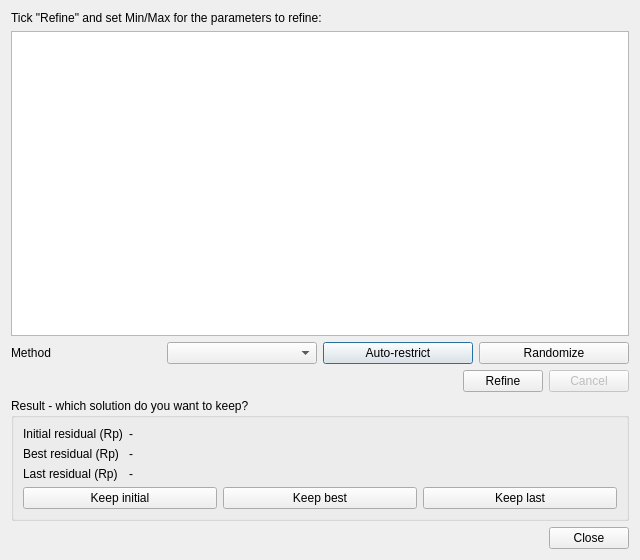
Parthasarathi-Ghosh/MudLab2, file src/mudlab/ui/refinement.ui: the form before one commit.
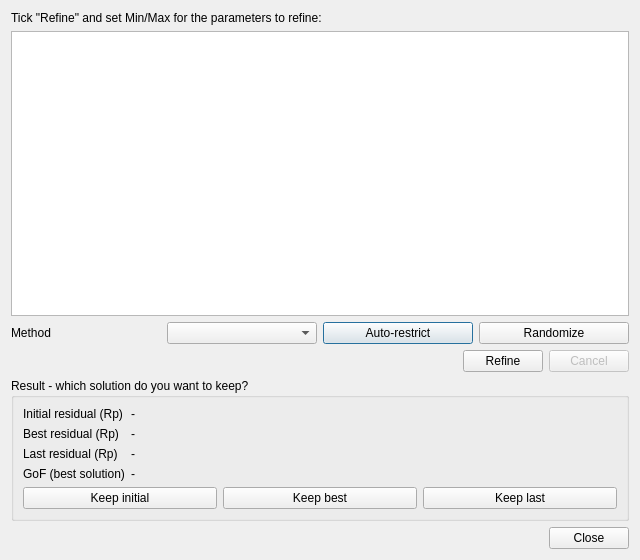
The form after the commit.

Commit message: Add GoF (best solution) readout to the Refinement window; note deferred cache

Patch:
```diff
--- a/src/mudlab/ui/refinement.ui
+++ b/src/mudlab/ui/refinement.ui
@@ -165,6 +165,23 @@
           </property>
          </widget>
         </item>
+        <item row="3" column="0">
+         <widget class="QLabel" name="lblGoF">
+          <property name="toolTip">
+           <string>Goodness of fit of the best solution, averaged over the mixture's specimens.</string>
+          </property>
+          <property name="text">
+           <string>GoF (best solution)</string>
+          </property>
+         </widget>
+        </item>
+        <item row="3" column="1">
+         <widget class="QLabel" name="lbl_gof">
+          <property name="text">
+           <string>-</string>
+          </property>
+         </widget>
+        </item>
        </layout>
       </item>
       <item>
```
The commit also changes 4 other files.
